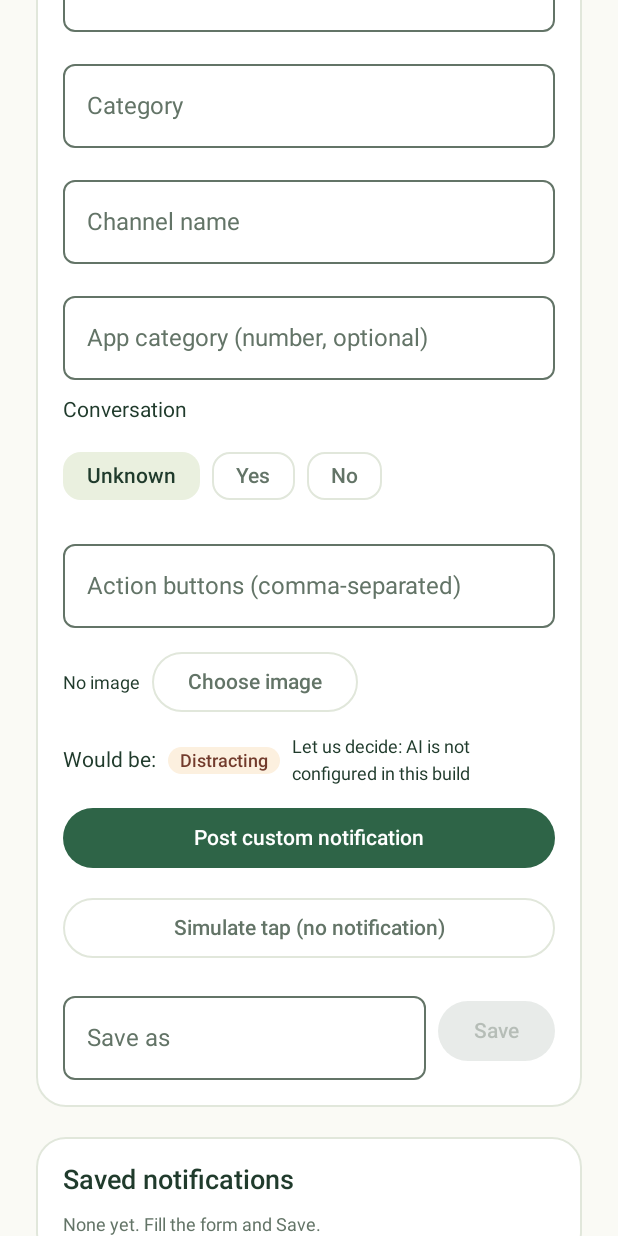
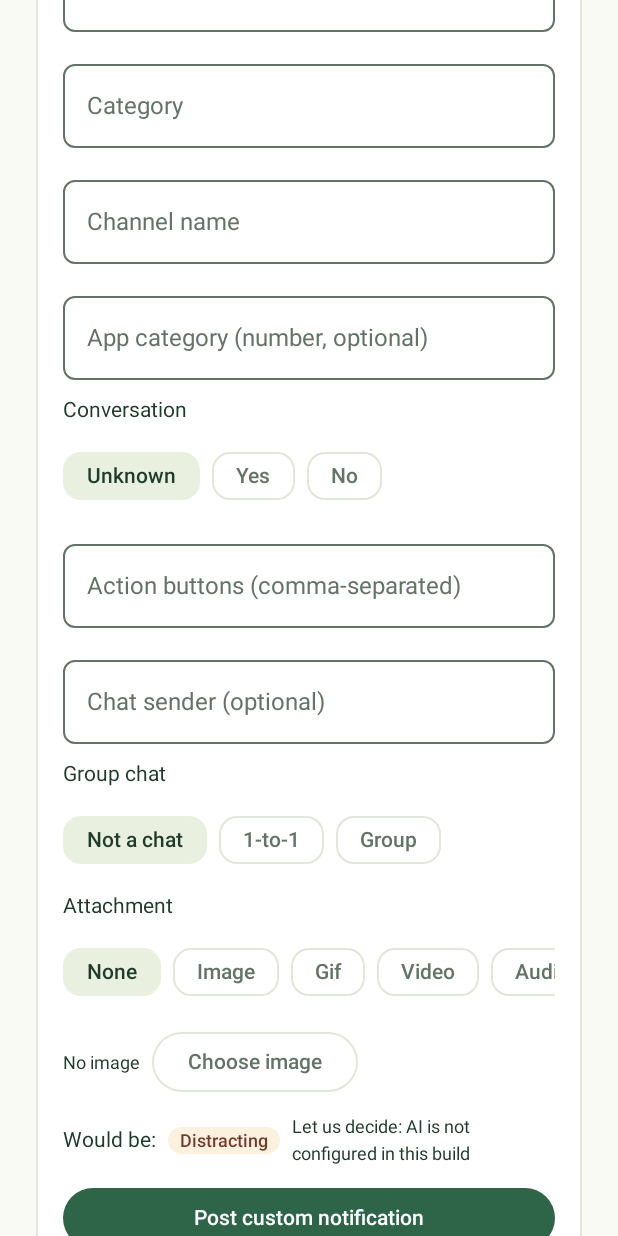
Before and after one commit to kinsonchk/Fake-Notifications, an Android app built with Jetpack Compose: the composable NotificationsScreen shown on its own in the app's theme, scrolled down 576 dp, on a phone screen of 412 x 824 dp. Run offline under Robolectric (Android 15) with nearby library versions, the phone set to English and light mode, and no system bars; pictures from the network do not load.

Commit message:
Debug composer: post chats with a sender, group flag and attachment
New Chat sender, Group chat and Attachment fields post a real
MessagingStyle message; image/GIF/video/audio attach a generated file
served by a FileProvider declared only in the debug manifest (the
notification manager rejects data URIs the poster can't grant). Presets
store the new fields (codec v3, older presets still load). Observed
notifications show sender, group and media.

```diff
--- /dev/null
+++ b/app/src/debug/res/xml/debug_media_paths.xml
@@ -0,0 +1,4 @@
+<?xml version="1.0" encoding="utf-8"?>
+<paths>
+    <cache-path name="debug_media" path="debug-media/" />
+</paths>
--- a/app/src/main/java/com/codejam/taptation/debug/CustomNotificationPanel.kt
+++ b/app/src/main/java/com/codejam/taptation/debug/CustomNotificationPanel.kt
@@ -1,5 +1,8 @@
 package com.codejam.taptation.debug
 
+import androidx.compose.foundation.horizontalScroll
+import androidx.compose.foundation.rememberScrollState
+import com.codejam.taptation.logic.MediaKind
 import androidx.compose.foundation.layout.Arrangement
 import androidx.compose.foundation.layout.Row
 import androidx.compose.foundation.layout.fillMaxWidth
@@ -45,6 +48,29 @@ fun CustomNotificationFields(
         }
     }
     Field(actionsText, onActionsTextChange, "Action buttons (comma-separated)", "Reply, Mark as read")
+    Field(draft.sender, { onDraftChange(draft.copy(sender = it)) }, "Chat sender (optional)", "Alex")
+    Text("Group chat", style = MaterialTheme.typography.bodyMedium)
+    Row(horizontalArrangement = Arrangement.spacedBy(8.dp)) {
+        listOf(null to "Not a chat", false to "1-to-1", true to "Group").forEach { (value, label) ->
+            FilterChip(
+                selected = draft.isGroup == value,
+                onClick = { onDraftChange(draft.copy(isGroup = value)) },
+                label = { Text(label) },
+            )
+        }
+    }
+    Text("Attachment", style = MaterialTheme.typography.bodyMedium)
+    // Image, GIF, video and audio attach a real file (MessagingStyle data); a sticker has no MIME
+    // type, so apps only show text: type e.g. "Sticker" in Text to test that path.
+    Row(Modifier.horizontalScroll(rememberScrollState()), horizontalArrangement = Arrangement.spacedBy(8.dp)) {
+        (listOf<MediaKind?>(null) + MediaKind.entries.filter { it != MediaKind.Sticker }).forEach { kind ->
+            FilterChip(
+                selected = draft.media == kind,
+                onClick = { onDraftChange(draft.copy(media = kind)) },
+                label = { Text(kind?.name ?: "None") },
+            )
+        }
+    }
 }
 
 /** Splits the typed action list. */
--- a/app/src/main/java/com/codejam/taptation/debug/NotificationPresets.kt
+++ b/app/src/main/java/com/codejam/taptation/debug/NotificationPresets.kt
@@ -3,6 +3,7 @@ package com.codejam.taptation.debug
 import android.content.Context
 import android.content.SharedPreferences
 import android.util.Log
+import com.codejam.taptation.logic.MediaKind
 import com.codejam.taptation.logic.NotificationContext
 import java.io.ByteArrayInputStream
 import java.io.ByteArrayOutputStream
@@ -18,6 +19,9 @@ import kotlinx.coroutines.flow.asStateFlow
  * [id]/[name]). Only holds what the user entered, never content copied from real notifications.
  *
  * @property iconFile file name inside [NotificationIcons]' folder, shown as the large icon.
+ * @property media attachment to post with the message (a generated placeholder file), or none.
+ * @property sender chat sender to post as a MessagingStyle message (blank = none).
+ * @property isGroup posts a group chat (true), a 1-to-1 chat (false), or no chat flag (null).
  */
 data class NotificationPreset(
     val id: String = "",
@@ -31,7 +35,13 @@ data class NotificationPreset(
     val isConversation: Boolean? = null,
     val actions: List<String> = emptyList(),
     val iconFile: String? = null,
+    val media: MediaKind? = null,
+    val sender: String = "",
+    val isGroup: Boolean? = null,
 ) {
+    /** Posted as a chat (MessagingStyle) message rather than a plain notification. */
+    val isChat: Boolean get() = media != null || sender.isNotBlank() || isGroup != null
+
     /** The context the listener will report; blank package means "this app". */
     fun toContext(ownPackageName: String? = null): NotificationContext = NotificationContext(
         packageName = packageName.trim().ifEmpty { ownPackageName.orEmpty() },
@@ -42,12 +52,16 @@ data class NotificationPreset(
         isConversation = isConversation,
         channelName = channelName.trim().takeIf(String::isNotEmpty),
         actions = actions.map(String::trim).filter(String::isNotEmpty),
+        media = media,
+        sender = sender.trim().takeIf(String::isNotEmpty) ?: title.takeIf { isChat && isGroup != true && it.isNotBlank() },
+        isGroup = isGroup,
     )
 }
 
 /** Versioned, pure-JVM encoding (same style as GameStateCodec) so it is unit-tested. */
 object NotificationPresetCodec {
-    private const val VERSION = 1
+    /** v2 adds [NotificationPreset.media], v3 sender and isGroup; older presets still load. */
+    private const val VERSION = 3
 
     fun encode(presets: List<NotificationPreset>): String {
         val buffer = ByteArrayOutputStream()
@@ -61,9 +75,10 @@ object NotificationPresetCodec {
 
     fun decode(encoded: String): List<NotificationPreset> =
         DataInputStream(ByteArrayInputStream(Base64.getDecoder().decode(encoded))).use { input ->
-            require(input.readInt() == VERSION) { "Unsupported preset version" }
+            val version = input.readInt()
+            require(version in 1..VERSION) { "Unsupported preset version" }
             val count = input.readInt().also { require(it in 0..1000) { "Invalid preset count" } }
-            List(count) { input.preset() }.also {
+            List(count) { input.preset(version) }.also {
                 require(input.available() == 0) { "Trailing preset data" }
             }
         }
@@ -79,9 +94,12 @@ object NotificationPresetCodec {
         writeInt(p.actions.size)
         p.actions.forEach(::writeUTF)
         writeNullable(p.iconFile) { writeUTF(it) }
+        writeNullable(p.media) { writeUTF(it.name) }
+        writeUTF(p.sender)
+        writeNullable(p.isGroup) { writeBoolean(it) }
     }
 
-    private fun DataInputStream.preset(): NotificationPreset {
+    private fun DataInputStream.preset(version: Int): NotificationPreset {
         val strings = List(7) { readUTF() }
         return NotificationPreset(
             id = strings[0], name = strings[1], packageName = strings[2], title = strings[3],
@@ -90,6 +108,9 @@ object NotificationPresetCodec {
             isConversation = readNullable { readBoolean() },
             actions = List(readInt().also { require(it in 0..20) }) { readUTF() },
             iconFile = readNullable { readUTF() },
+            media = if (version >= 2) readNullable { MediaKind.valueOf(readUTF()) } else null,
+            sender = if (version >= 3) readUTF() else "",
+            isGroup = if (version >= 3) readNullable { readBoolean() } else null,
         )
     }
 
--- a/app/src/main/java/com/codejam/taptation/debug/NotificationsScreen.kt
+++ b/app/src/main/java/com/codejam/taptation/debug/NotificationsScreen.kt
@@ -327,7 +327,9 @@ private fun ObservedRow(context: NotificationContext, config: GameConfig) {
             Text(
                 "title=${context.title ?: "missing"}\n" +
                     "category=${context.category ?: "missing"} • channel=${context.channelName ?: "missing"} • " +
-                    "conversation=${context.isConversation ?: "unknown"}" +
+                    "conversation=${context.isConversation ?: "unknown"}\n" +
+                    "sender=${context.sender ?: "none"} • group=${context.isGroup ?: "unknown"} • " +
+                    "media=${context.media?.name?.lowercase() ?: "none"}" +
                     context.actions.takeIf { it.isNotEmpty() }?.joinToString(prefix = "\nactions=").orEmpty(),
                 style = MaterialTheme.typography.bodySmall,
             )
```
Also changed, not shown: app/src/debug/AndroidManifest.xml (added, +15 -0 lines), app/src/main/java/com/codejam/taptation/debug/DebugMedia.kt (added, +36 -0 lines), app/src/main/java/com/codejam/taptation/debug/TestNotification.kt (+14 -1 lines), 1 other file.
